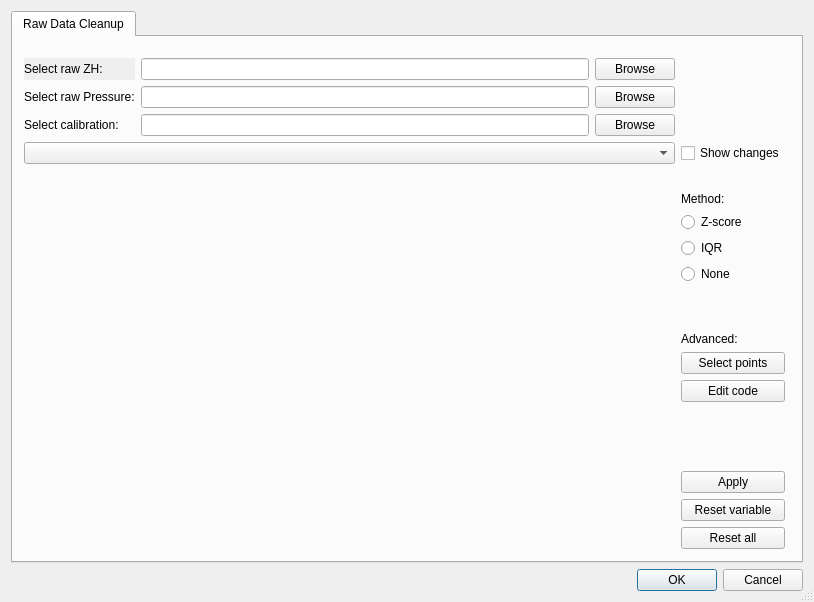
Above: Molonari_2021/ihm/python/cleanup/cleanupmain.ui from GVigne/Molonari-2022 before the change. Below: the same form after it.
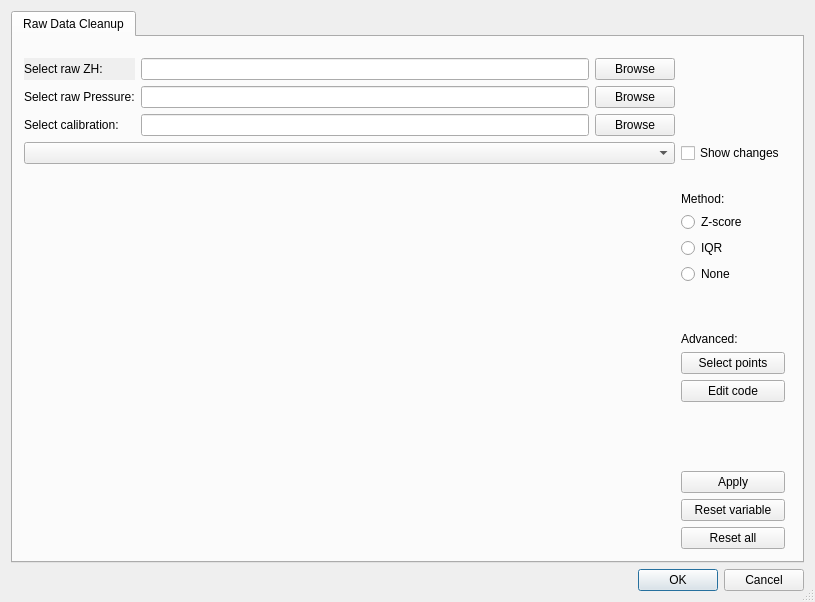
That is the form after the change.

Commit message: Added button group to change automatically the method for each variable.

What changed in the file:
```diff
--- a/Molonari_2021/ihm/python/cleanup/cleanupmain.ui
+++ b/Molonari_2021/ihm/python/cleanup/cleanupmain.ui
@@ -6,7 +6,7 @@
    <rect>
     <x>0</x>
     <y>0</y>
-    <width>814</width>
+    <width>815</width>
     <height>602</height>
    </rect>
   </property>
```
Left out of the diff: 12 changed lines with no effect on the pictures. The commit also changes 1 other file.
